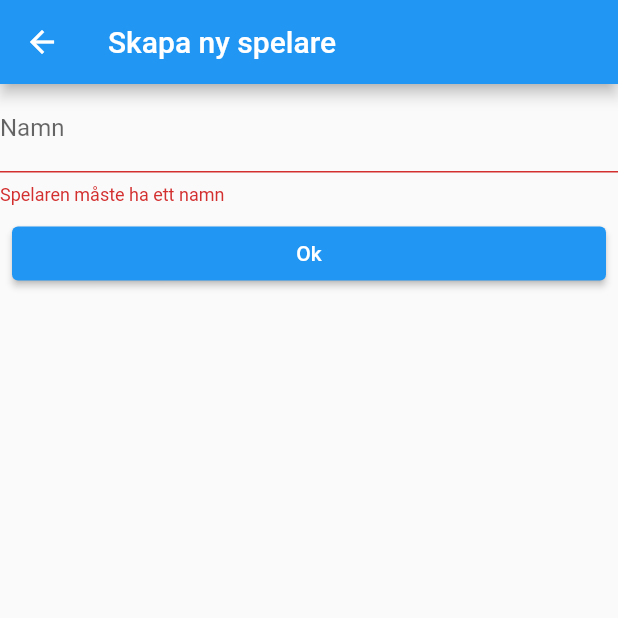
After one commit to wnilede/vampulv_client, a Flutter app: the EditPlayer screen opened directly, after a tap on "Ok", on a phone screen of 412 x 824 dp, the top half of it. The commit adds this screen. Run offline on Flutter 3.47's test engine with Material 2 defaults, Android fonts, the phone set to English and light mode, and no system bars; our stand-ins replace flutter_riverpod, freezed_annotation, riverpod_annotation, stack_trace; missing offline and left inert: darq, xrandom; generated files the repository leaves out were written again; network calls fail.

Commit message:
Make it so that player names can be edited before the game starts.

```diff
--- a/lib/lobby/change_player_order.dart
+++ b/lib/lobby/change_player_order.dart
@@ -3,7 +3,7 @@ import 'dart:math' as math;
 import 'package:darq/darq.dart';
 import 'package:flutter/material.dart';
 import 'package:flutter_riverpod/flutter_riverpod.dart';
-import 'package:quiver/iterables.dart';
+import 'package:vampulv/lobby/edit_player.dart';
 import 'package:vampulv/network/connected_device_provider.dart';
 import 'package:vampulv/network/message_sender.dart';
 import 'package:vampulv/network/message_sender_provider.dart';
@@ -88,15 +88,25 @@ class _ChangePlayerOrderMapState extends ConsumerState<ChangePlayerOrderMap> {
             Expanded(
               child: MaterialButton(
                 onPressed: () {
-                  ref.read(currentMessageSenderProvider).sendGameConfiguration(gameConfiguration.copyWith(players: [
-                        ...gameConfiguration.players,
-                        PlayerConfiguration(
-                          id: count().where((i) => gameConfiguration.players.every((player) => player.id != i)).first as int,
-                          name: '${math.Random().nextInt(900) + 100}',
-                        )
-                      ]));
+                  Navigator.push(
+                    context,
+                    MaterialPageRoute(builder: (context) => const EditPlayer(null)),
+                  );
                 },
                 child: const Text('Lägg till spelare', textAlign: TextAlign.center),
+              ),
+            ),
+            Expanded(
+              child: MaterialButton(
+                onPressed: selectedPlayerId == null
+                    ? null
+                    : () {
+                        Navigator.push(
+                          context,
+                          MaterialPageRoute(builder: (context) => EditPlayer(selectedPlayerId)),
+                        );
+                      },
+                child: const Text('Redigera spelare', textAlign: TextAlign.center),
               ),
             ),
             Expanded(
--- /dev/null
+++ b/lib/lobby/edit_player.dart
@@ -0,0 +1,92 @@
+import 'package:flutter/material.dart';
+import 'package:flutter_riverpod/flutter_riverpod.dart';
+import 'package:quiver/iterables.dart';
+import 'package:vampulv/network/message_sender_provider.dart';
+import 'package:vampulv/network/synchronized_data_provider.dart';
+import 'package:vampulv/player_configuration.dart';
+
+class EditPlayer extends ConsumerStatefulWidget {
+  final int? playerId;
+
+  const EditPlayer(this.playerId, {super.key});
+
+  @override
+  ConsumerState<EditPlayer> createState() => _EditPlayerState();
+}
+
+class _EditPlayerState extends ConsumerState<EditPlayer> {
+  final _formKey = GlobalKey<FormState>();
+  final nameController = TextEditingController();
+
+  @override
+  Widget build(BuildContext context) {
+    final configuration = ref.watch(gameConfigurationProvider);
+
+    return Scaffold(
+      appBar: AppBar(
+        title: Text(widget.playerId == null ? 'Skapa ny spelare' : 'Redigera spelare'),
+      ),
+      body: Form(
+        key: _formKey,
+        autovalidateMode: AutovalidateMode.always,
+        child: ListView(
+          children: [
+            TextFormField(
+              controller: nameController,
+              decoration: const InputDecoration(labelText: 'Namn'),
+              validator: (value) {
+                if (value == null || value.isEmpty) {
+                  return 'Spelaren måste ha ett namn';
+                }
+                if (configuration.players.any((player) => player.name == value && player.id != widget.playerId)) {
+                  return 'Namnet är upptaget av en annan spelare';
+                }
+                return null;
+              },
+            ),
+            Padding(
+              padding: const EdgeInsets.all(8.0),
+              child: ElevatedButton(
+                onPressed: () {
+                  if (_formKey.currentState!.validate()) {
+                    if (widget.playerId == null) {
+                      ref.read(currentMessageSenderProvider).sendGameConfiguration(configuration.copyWith(players: [
+                            ...configuration.players,
+                            PlayerConfiguration(
+                              id: count().where((i) => configuration.players.every((player) => player.id != i)).first as int,
+                              name: nameController.text,
+                            )
+                          ]));
+                    } else {
+                      ref.read(currentMessageSenderProvider).sendGameConfiguration(configuration.copyWith(
+                            players: configuration.players
+                                .map((player) => player.id == widget.playerId //
+                                    ? player.copyWith(name: nameController.text)
+                                    : player)
+                                .toList(),
+                          ));
+                    }
+                    Navigator.pop(context);
+                  }
+                },
+                child: const Text('Ok'),
+              ),
+            )
+          ],
+        ),
+      ),
+    );
+  }
+
+  @override
+  void initState() {
+    super.initState();
+    nameController.text = widget.playerId == null ? '' : ref.read(gameConfigurationProvider).players.firstWhere((player) => player.id == widget.playerId).name;
+  }
+
+  @override
+  void dispose() {
+    nameController.dispose();
+    super.dispose();
+  }
+}
```
